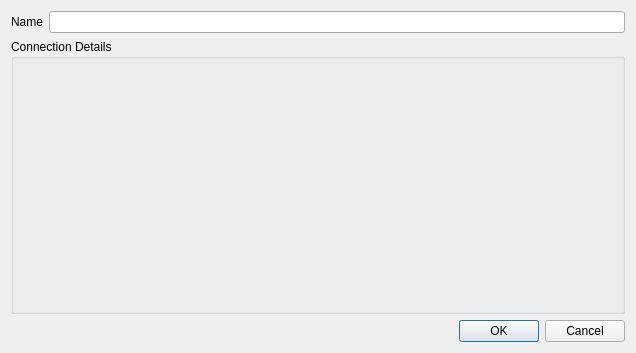
Before: the Qt Designer form src/ui/qgsxyzconnectiondialog.ui in qgis/QGIS, drawn with Qt 5.
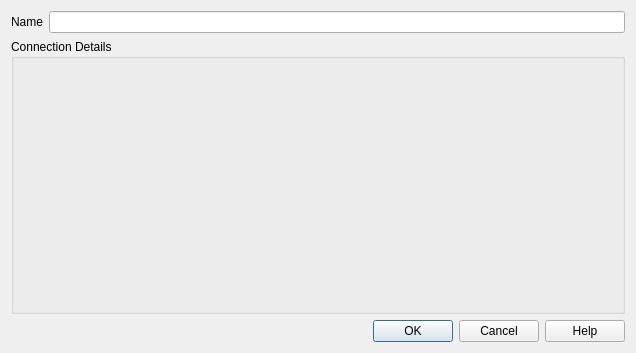
After: the same form once the commit is applied.

Commit message: Connect help buttons to docs

The edit to the form file:
```diff
--- a/src/ui/qgsxyzconnectiondialog.ui
+++ b/src/ui/qgsxyzconnectiondialog.ui
@@ -41,7 +41,7 @@
       <enum>Qt::Horizontal</enum>
      </property>
      <property name="standardButtons">
-      <set>QDialogButtonBox::Cancel|QDialogButtonBox::Ok</set>
+      <set>QDialogButtonBox::Cancel|QDialogButtonBox::Help|QDialogButtonBox::Ok</set>
      </property>
     </widget>
    </item>
```
The commit also changes 10 other files.
